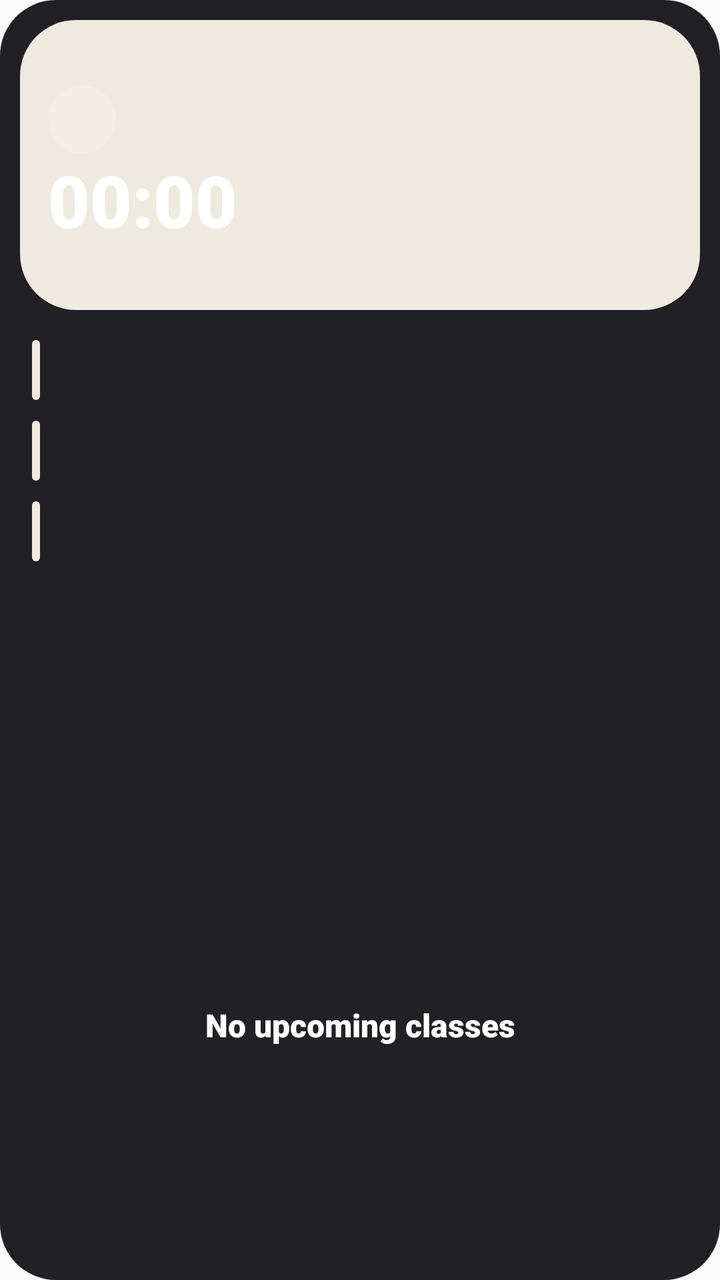
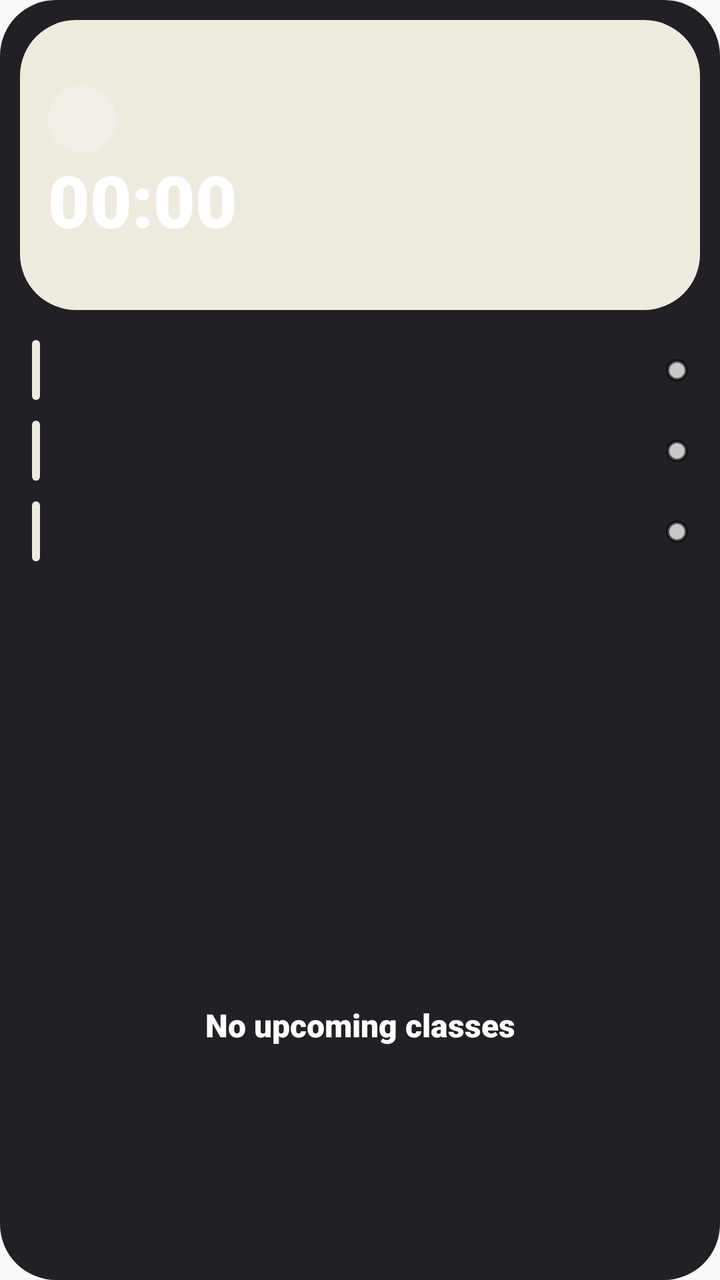

Screens rendered from an Android XML layout before and after an edit, with the pre-edit source and the edit as a unified diff.
<!-- AndroidManifest.xml: application theme Theme.Clockdown -->
<!-- res/layout/w_classes_heavy.xml -->
<?xml version="1.0" encoding="utf-8"?>
<LinearLayout xmlns:android="http://schemas.android.com/apk/res/android"
    android:id="@+id/croot"
    android:layout_width="match_parent"
    android:layout_height="match_parent"
    android:background="@drawable/widget_bg"
    android:orientation="vertical"
    android:padding="10dp">

    <LinearLayout
        android:id="@+id/cnext"
        android:layout_width="match_parent"
        android:layout_height="wrap_content"
        android:background="@drawable/widget_bg_0"
        android:orientation="vertical"
        android:padding="14dp">

        <TextView
            android:id="@+id/chead"
            android:layout_width="match_parent"
            android:layout_height="wrap_content"
            android:fontFamily="sans-serif-black"
            android:maxLines="1"
            android:textColor="#B0FFFFFF"
            android:textSize="11sp" />

        <LinearLayout
            android:layout_width="match_parent"
            android:layout_height="wrap_content"
            android:layout_marginTop="4dp"
            android:gravity="center_vertical"
            android:orientation="horizontal">

            <TextView
                android:id="@+id/cemoji"
                android:layout_width="34dp"
                android:layout_height="34dp"
                android:background="@drawable/widget_badge_light"
                android:gravity="center"
                android:textSize="18sp" />

            <TextView
                android:id="@+id/cname"
                android:layout_width="0dp"
                android:layout_height="wrap_content"
                android:layout_marginStart="10dp"
                android:layout_weight="1"
                android:ellipsize="end"
                android:fontFamily="sans-serif-black"
                android:maxLines="2"
                android:textColor="@color/white"
                android:textSize="15sp" />
        </LinearLayout>

        <Chronometer
            android:id="@+id/cchrono"
            android:layout_width="match_parent"
            android:layout_height="wrap_content"
            android:layout_marginTop="4dp"
            android:fontFamily="sans-serif-black"
            android:fontFeatureSettings="tnum"
            android:includeFontPadding="false"
            android:textColor="@color/white"
            android:autoSizeMaxTextSize="36sp"
            android:autoSizeMinTextSize="14sp"
            android:autoSizeStepGranularity="1sp"
            android:autoSizeTextType="uniform"
            android:maxLines="1"
            android:textSize="36sp" />

        <TextView
            android:id="@+id/croom"
            android:layout_width="match_parent"
            android:layout_height="wrap_content"
            android:layout_marginTop="2dp"
            android:ellipsize="end"
            android:fontFamily="sans-serif-black"
            android:maxLines="1"
            android:textColor="#B0FFFFFF"
            android:textSize="12sp" />
    </LinearLayout>

    <LinearLayout
        android:id="@+id/crest"
        android:layout_width="match_parent"
        android:layout_height="0dp"
        android:layout_marginTop="6dp"
        android:layout_weight="1"
        android:orientation="vertical">

        <LinearLayout
            android:id="@+id/c0"
            android:layout_width="match_parent"
            android:layout_height="wrap_content"
            android:layout_marginTop="8dp"
            android:gravity="center_vertical"
            android:orientation="horizontal"
            android:paddingStart="6dp"
            android:paddingEnd="6dp">

            <TextView
                android:id="@+id/c0_bar"
                android:layout_width="4dp"
                android:layout_height="30dp"
                android:background="@drawable/widget_bg_0" />

            <TextView
                android:id="@+id/c0_time"
                android:layout_width="62dp"
                android:layout_height="wrap_content"
                android:layout_marginStart="10dp"
                android:fontFamily="sans-serif-black"
                android:maxLines="1"
                android:textColor="@color/white"
                android:textSize="12sp" />

            <LinearLayout
                android:layout_width="0dp"
                android:layout_height="wrap_content"
                android:layout_weight="1"
                android:orientation="vertical">

                <TextView
                    android:id="@+id/c0_name"
                    android:layout_width="match_parent"
                    android:layout_height="wrap_content"
                    android:ellipsize="end"
                    android:fontFamily="sans-serif-black"
                    android:maxLines="1"
                    android:textColor="@color/white"
                    android:textSize="13sp" />

                <TextView
                    android:id="@+id/c0_room"
                    android:layout_width="match_parent"
                    android:layout_height="wrap_content"
                    android:ellipsize="end"
                    android:maxLines="1"
                    android:textColor="#B0FFFFFF"
                    android:textSize="11sp" />
            </LinearLayout>
        </LinearLayout>

        <LinearLayout
            android:id="@+id/c1"
            android:layout_width="match_parent"
            android:layout_height="wrap_content"
            android:layout_marginTop="8dp"
            android:gravity="center_vertical"
            android:orientation="horizontal"
            android:paddingStart="6dp"
            android:paddingEnd="6dp">

            <TextView
                android:id="@+id/c1_bar"
                android:layout_width="4dp"
                android:layout_height="30dp"
                android:background="@drawable/widget_bg_0" />

            <TextView
                android:id="@+id/c1_time"
                android:layout_width="62dp"
                android:layout_height="wrap_content"
                android:layout_marginStart="10dp"
                android:fontFamily="sans-serif-black"
                android:maxLines="1"
                android:textColor="@color/white"
                android:textSize="12sp" />

            <LinearLayout
                android:layout_width="0dp"
                android:layout_height="wrap_content"
                android:layout_weight="1"
                android:orientation="vertical">

                <TextView
                    android:id="@+id/c1_name"
                    android:layout_width="match_parent"
                    android:layout_height="wrap_content"
                    android:ellipsize="end"
                    android:fontFamily="sans-serif-black"
                    android:maxLines="1"
                    android:textColor="@color/white"
                    android:textSize="13sp" />

                <TextView
                    android:id="@+id/c1_room"
                    android:layout_width="match_parent"
                    android:layout_height="wrap_content"
                    android:ellipsize="end"
                    android:maxLines="1"
                    android:textColor="#B0FFFFFF"
                    android:textSize="11sp" />
            </LinearLayout>
        </LinearLayout>

        <LinearLayout
            android:id="@+id/c2"
            android:layout_width="match_parent"
            android:layout_height="wrap_content"
            android:layout_marginTop="8dp"
            android:gravity="center_vertical"
            android:orientation="horizontal"
            android:paddingStart="6dp"
            android:paddingEnd="6dp">

            <TextView
                android:id="@+id/c2_bar"
                android:layout_width="4dp"
                android:layout_height="30dp"
                android:background="@drawable/widget_bg_0" />

            <TextView
                android:id="@+id/c2_time"
                android:layout_width="62dp"
                android:layout_height="wrap_content"
                android:layout_marginStart="10dp"
                android:fontFamily="sans-serif-black"
                android:maxLines="1"
                android:textColor="@color/white"
                android:textSize="12sp" />

            <LinearLayout
                android:layout_width="0dp"
                android:layout_height="wrap_content"
                android:layout_weight="1"
                android:orientation="vertical">

                <TextView
                    android:id="@+id/c2_name"
                    android:layout_width="match_parent"
                    android:layout_height="wrap_content"
                    android:ellipsize="end"
                    android:fontFamily="sans-serif-black"
                    android:maxLines="1"
                    android:textColor="@color/white"
                    android:textSize="13sp" />

                <TextView
                    android:id="@+id/c2_room"
                    android:layout_width="match_parent"
                    android:layout_height="wrap_content"
                    android:ellipsize="end"
                    android:maxLines="1"
                    android:textColor="#B0FFFFFF"
                    android:textSize="11sp" />
            </LinearLayout>
        </LinearLayout>

        <TextView
            android:id="@+id/cmore"
            android:layout_width="match_parent"
            android:layout_height="wrap_content"
            android:fontFamily="sans-serif-black"
            android:paddingStart="6dp"
            android:textColor="#B0FFFFFF"
            android:textSize="11sp" />

        <TextView
            android:id="@+id/cnote"
            android:layout_width="match_parent"
            android:layout_height="wrap_content"
            android:layout_marginTop="4dp"
            android:fontFamily="sans-serif-black"
            android:paddingStart="6dp"
            android:textColor="#B0FFFFFF"
            android:textSize="11sp" />
    </LinearLayout>

    <TextView
        android:id="@+id/cempty"
        android:layout_width="match_parent"
        android:layout_height="0dp"
        android:layout_weight="1"
        android:fontFamily="sans-serif-black"
        android:gravity="center"
        android:text="No upcoming classes"
        android:textColor="@color/white"
        android:textSize="16sp" />
</LinearLayout>
<!-- resources referenced by this layout -->
<resources>
  <color name="white">#FFFFFFFF</color>
  <!-- drawable widget_badge_light (drawable) -->
  <?xml version="1.0" encoding="utf-8"?>
  <shape xmlns:android="http://schemas.android.com/apk/res/android" android:shape="oval">
      <solid android:color="#33FFFFFF" />
  </shape>
  <!-- drawable widget_bg (drawable) -->
  <?xml version="1.0" encoding="utf-8"?>
  <shape xmlns:android="http://schemas.android.com/apk/res/android">
      <solid android:color="#F0141418" />
      <corners android:radius="28dp" />
  </shape>
  <!-- drawable widget_bg_0 (drawable) -->
  <?xml version="1.0" encoding="utf-8"?>
  <shape xmlns:android="http://schemas.android.com/apk/res/android">
      <solid android:color="@color/card0" />
      <corners android:radius="28dp" />
  </shape>
  <style name="Theme.Clockdown" parent="android:Theme.Material.Light.NoActionBar" />
  <color name="card0">#EFEAE0</color>
</resources>

<!-- the commit's change to res/layout/w_classes_heavy.xml (unified diff, before → after) -->
@@ -139,6 +139,13 @@
                     android:textColor="#B0FFFFFF"
                     android:textSize="11sp" />
             </LinearLayout>
+
+            <TextView
+                android:id="@+id/c0_dot"
+                android:layout_width="11dp"
+                android:layout_height="11dp"
+                android:layout_marginStart="8dp"
+                android:background="@drawable/att_dot_none" />
         </LinearLayout>
 
         <LinearLayout
@@ -192,6 +199,13 @@
                     android:textColor="#B0FFFFFF"
                     android:textSize="11sp" />
             </LinearLayout>
+
+            <TextView
+                android:id="@+id/c1_dot"
+                android:layout_width="11dp"
+                android:layout_height="11dp"
+                android:layout_marginStart="8dp"
+                android:background="@drawable/att_dot_none" />
         </LinearLayout>
 
         <LinearLayout
@@ -245,6 +259,13 @@
                     android:textColor="#B0FFFFFF"
                     android:textSize="11sp" />
             </LinearLayout>
+
+            <TextView
+                android:id="@+id/c2_dot"
+                android:layout_width="11dp"
+                android:layout_height="11dp"
+                android:layout_marginStart="8dp"
+                android:background="@drawable/att_dot_none" />
         </LinearLayout>
 
         <TextView
<!-- resource entries referenced after the edit -->
@@ -1,6 +1,12 @@
 <!-- resources referenced by this layout -->
 <resources>
   <color name="white">#FFFFFFFF</color>
+  <!-- drawable att_dot_none (drawable) -->
+  <?xml version="1.0" encoding="utf-8"?>
+  <shape xmlns:android="http://schemas.android.com/apk/res/android" android:shape="oval">
+      <solid android:color="#C8C8C8" />
+      <stroke android:width="1.5dp" android:color="#99000000" />
+  </shape>
   <!-- drawable widget_badge_light (drawable) -->
   <?xml version="1.0" encoding="utf-8"?>
   <shape xmlns:android="http://schemas.android.com/apk/res/android" android:shape="oval">
